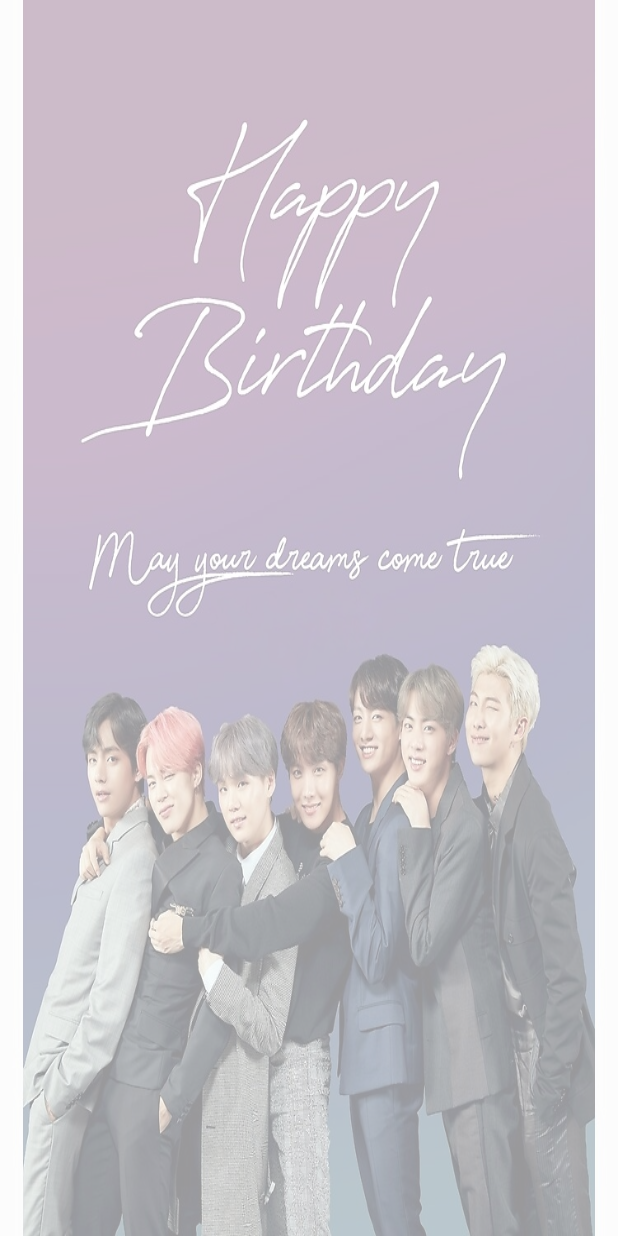
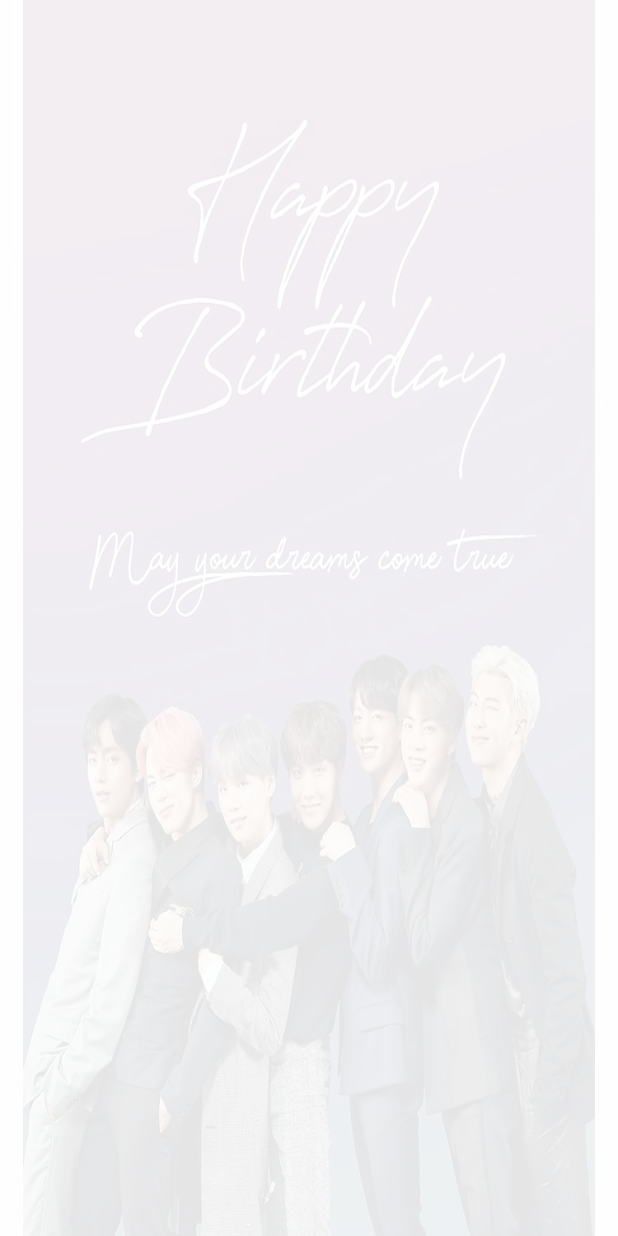
Before and after one commit to KyawMyo78/birthday_card, a Flutter app: the Display screen opened directly, on a phone screen of 412 x 824 dp. Run offline on Flutter 3.47's test engine with Material 2 defaults, Android fonts, the phone set to English and light mode, and no system bars; our stand-ins replace assets_audio_player.

Commit message:
second commit

```diff
--- a/lib/display.dart
+++ b/lib/display.dart
@@ -83,7 +83,7 @@ class _DisplayState extends State<Display> {
         decoration: BoxDecoration(
           image: DecorationImage(
             colorFilter: new ColorFilter.mode(
-                Colors.purpleAccent.withOpacity(0.4), BlendMode.dstATop),
+                Colors.purpleAccent.withOpacity(0.1), BlendMode.dstATop),
             image: AssetImage("$showImg"),
             fit: BoxFit.fill,
           ),
```
Also changed, not shown: 2 other files.
